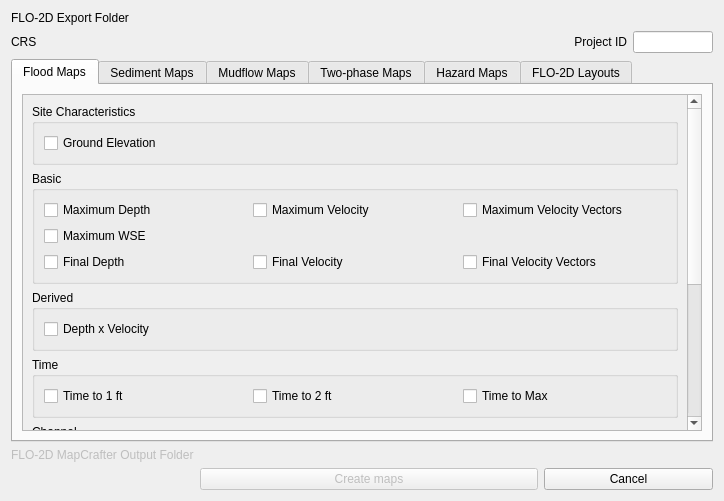
Above: flo2d_mapcrafter/flo2d_mapcrafter_dialog_base.ui from FLO-2DSoftware/FLO-2DMapCrafter before the change. Below: the same form after it.
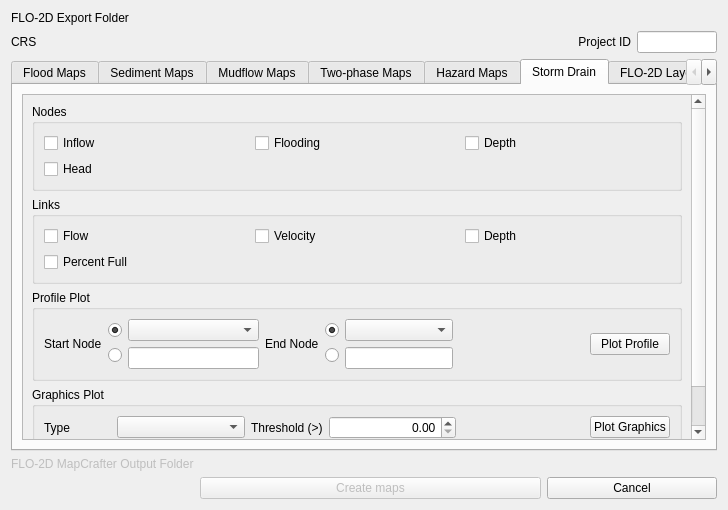
That is the form after the change. Custom widgets are drawn as their Qt base class.

Commit message: Multiple Plots ready

```diff
--- a/flo2d_mapcrafter/flo2d_mapcrafter_dialog_base.ui
+++ b/flo2d_mapcrafter/flo2d_mapcrafter_dialog_base.ui
@@ -6,8 +6,8 @@
    <rect>
     <x>0</x>
     <y>0</y>
-    <width>724</width>
-    <height>501</height>
+    <width>728</width>
+    <height>510</height>
    </rect>
   </property>
   <property name="windowTitle">
@@ -112,7 +112,7 @@
       <enum>QTabWidget::Rounded</enum>
      </property>
      <property name="currentIndex">
-      <number>0</number>
+      <number>5</number>
      </property>
      <property name="elideMode">
       <enum>Qt::ElideNone</enum>
@@ -144,8 +144,8 @@
            <rect>
             <x>0</x>
             <y>0</y>
-            <width>680</width>
-            <height>324</height>
+            <width>663</width>
+            <height>522</height>
            </rect>
           </property>
           <layout class="QGridLayout" name="gridLayout_99">
@@ -2811,6 +2811,401 @@
        </item>
       </layout>
      </widget>
+     <widget class="QWidget" name="tab">
+      <attribute name="title">
+       <string>Storm Drain</string>
+      </attribute>
+      <layout class="QGridLayout" name="gridLayout_112">
+       <item row="0" column="0">
+        <widget class="QScrollArea" name="scrollArea_7">
+         <property name="widgetResizable">
+          <bool>true</bool>
+         </property>
+         <widget class="QWidget" name="scrollAreaWidgetContents">
+          <property name="geometry">
+           <rect>
+            <x>0</x>
+            <y>-25</y>
+            <width>663</width>
+            <height>358</height>
+           </rect>
+          </property>
+          <layout class="QGridLayout" name="gridLayout_111">
+           <item row="3" column="0">
+            <widget class="QgsCollapsibleGroupBox" name="graphics_plot_cgb">
+             <property name="title">
+              <string>Graphics Plot</string>
+             </property>
+             <layout class="QGridLayout" name="gridLayout_120">
+              <item row="0" column="0">
+               <layout class="QGridLayout" name="gridLayout_115">
+                <item row="0" column="5">
+                 <widget class="QDoubleSpinBox" name="doubleSpinBox">
+                  <property name="sizePolicy">
+                   <sizepolicy hsizetype="Expanding" vsizetype="Fixed">
+                    <horstretch>0</horstretch>
+                    <verstretch>0</verstretch>
+                   </sizepolicy>
+                  </property>
+                  <property name="alignment">
+                   <set>Qt::AlignRight|Qt::AlignTrailing|Qt::AlignVCenter</set>
+                  </property>
+                 </widget>
+                </item>
+                <item row="0" column="6">
+                 <spacer name="horizontalSpacer_3">
+                  <property name="orientation">
+                   <enum>Qt::Horizontal</enum>
+                  </property>
+                  <property name="sizeHint" stdset="0">
+                   <size>
+                    <width>40</width>
+                    <height>20</height>
+                   </size>
+                  </property>
+                 </spacer>
+                </item>
+                <item row="0" column="2">
+                 <widget class="QComboBox" name="graphics_type_cbo">
+                  <property name="sizePolicy">
+                   <sizepolicy hsizetype="Expanding" vsizetype="Fixed">
+                    <horstretch>0</horstretch>
+                    <verstretch>0</verstretch>
+                   </sizepolicy>
+                  </property>
+                 </widget>
+                </item>
+                <item row="0" column="7">
+                 <widget class="QPushButton" name="plot_graphics_btn">
+                  <property name="text">
+                   <string>Plot Graphics</string>
+                  </property>
+                 </widget>
+                </item>
+                <item row="0" column="0">
+                 <widget class="QLabel" name="label_26">
+                  <property name="text">
+                   <string>Type</string>
+                  </property>
+                 </widget>
+                </item>
+                <item row="0" column="3" colspan="2">
+                 <widget class="QLabel" name="label_27">
+                  <property name="sizePolicy">
+                   <sizepolicy hsizetype="Preferred" vsizetype="Preferred">
+                    <horstretch>0</horstretch>
+                    <verstretch>0</verstretch>
+                   </sizepolicy>
+                  </property>
+                  <property name="text">
+                   <string>Threshold (&gt;)</string>
+                  </property>
+                 </widget>
+                </item>
+                <item row="0" column="1">
+                 <spacer name="horizontalSpacer_4">
+                  <property name="orientation">
+                   <enum>Qt::Horizontal</enum>
+                  </property>
+                  <property name="sizeType">
+                   <enum>QSizePolicy::Minimum</enum>
+                  </property>
+                  <property name="sizeHint" stdset="0">
+                   <size>
+                    <width>40</width>
+                    <height>20</height>
+                   </size>
+                  </property>
+                 </spacer>
+                </item>
+               </layout>
+              </item>
+             </layout>
+            </widget>
+           </item>
+           <item row="2" column="0">
+            <widget class="QgsCollapsibleGroupBox" name="profile_plot_cgb">
+             <property name="title">
+              <string>Profile Plot</string>
+             </property>
+             <layout class="QGridLayout" name="gridLayout_118">
+              <item row="0" column="0">
+               <layout class="QGridLayout" name="gridLayout_113">
+                <item row="0" column="8">
+                 <spacer name="horizontalSpacer">
+                  <property name="orientation">
+                   <enum>Qt::Horizontal</enum>
+                  </property>
+                  <property name="sizeHint" stdset="0">
+                   <size>
+                    <width>40</width>
+                    <height>20</height>
+                   </size>
+                  </property>
+                 </spacer>
+                </item>
+                <item row="0" column="0" rowspan="2">
+                 <widget class="QLabel" name="label_15">
+                  <property name="text">
+                   <string>Start Node</string>
+                  </property>
+                 </widget>
+                </item>
+                <item row="0" column="3">
+                 <widget class="QComboBox" name="start_cbo"/>
+                </item>
+                <item row="0" column="1" rowspan="2">
+                 <layout class="QGridLayout" name="gridLayout_121">
+                  <item row="0" column="0">
+                   <widget class="QRadioButton" name="start_le_rb">
+                    <property name="text">
+                     <string/>
+                    </property>
+                    <property name="checked">
+                     <bool>true</bool>
+                    </property>
+                    <property name="autoExclusive">
+                     <bool>true</bool>
+                    </property>
+                    <attribute name="buttonGroup">
+                     <string notr="true">buttonGroup</string>
+                    </attribute>
+                   </widget>
+                  </item>
+                  <item row="1" column="0">
+                   <widget class="QRadioButton" name="start_cbo_rb">
+                    <property name="text">
+                     <string/>
+                    </property>
+                    <property name="checked">
+                     <bool>false</bool>
+                    </property>
+                    <property name="autoExclusive">
+                     <bool>true</bool>
+                    </property>
+                    <attribute name="buttonGroup">
+                     <string notr="true">buttonGroup</string>
+                    </attribute>
+                   </widget>
+                  </item>
+                 </layout>
+                </item>
+                <item row="1" column="8">
+                 <spacer name="horizontalSpacer_2">
+                  <property name="orientation">
+                   <enum>Qt::Horizontal</enum>
+                  </property>
+                  <property name="sizeHint" stdset="0">
+                   <size>
+                    <width>40</width>
+                    <height>20</height>
+                   </size>
+                  </property>
+                 </spacer>
+                </item>
+                <item row="0" column="4" rowspan="2">
+                 <widget class="QLabel" name="label_18">
+                  <property name="text">
+                   <string>End Node</string>
+                  </property>
+                 </widget>
+                </item>
+                <item row="0" column="5" rowspan="2">
+                 <layout class="QGridLayout" name="gridLayout_119">
+                  <item row="0" column="0">
+                   <widget class="QRadioButton" name="end_cbo_rb">
+                    <property name="text">
+                     <string/>
+                    </property>
+                    <property name="checked">
+                     <bool>true</bool>
+                    </property>
+                    <property name="autoExclusive">
+                     <bool>true</bool>
+                    </property>
+                    <attribute name="buttonGroup">
+                     <string notr="true">buttonGroup_2</string>
+                    </attribute>
+                   </widget>
+                  </item>
+                  <item row="1" column="0">
+                   <widget class="QRadioButton" name="end_le_rb">
+                    <property name="text">
+                     <string/>
+                    </property>
+                    <property name="autoExclusive">
+                     <bool>true</bool>
+                    </property>
+                    <attribute name="buttonGroup">
+                     <string notr="true">buttonGroup_2</string>
+                    </attribute>
+                   </widget>
+                  </item>
+                 </layout>
+                </item>
+                <item row="1" column="3">
+                 <widget class="QLineEdit" name="start_le"/>
+                </item>
+                <item row="0" column="9" rowspan="2">
+                 <widget class="QPushButton" name="plot_profile_btn">
+                  <property name="text">
+                   <string>Plot Profile</string>
+                  </property>
+                 </widget>
+                </item>
+                <item row="0" column="6" colspan="2">
+                 <widget class="QComboBox" name="end_cbo"/>
+                </item>
+                <item row="1" column="6" colspan="2">
+                 <widget class="QLineEdit" name="end_le"/>
+                </item>
+               </layout>
+              </item>
+             </layout>
+            </widget>
+           </item>
+           <item row="0" column="0">
+            <widget class="QgsCollapsibleGroupBox" name="nodes_cgb">
+             <property name="title">
+              <string>Nodes</string>
+             </property>
+             <layout class="QGridLayout" name="gridLayout_114">
+              <item row="0" column="0">
+               <layout class="QGridLayout" name="gridLayout_106">
+                <item row="0" column="2">
+                 <widget class="QCheckBox" name="node_depth_chbox">
+                  <property name="text">
+                   <string>Depth</string>
+                  </property>
+                 </widget>
+                </item>
+                <item row="0" column="1">
+                 <widget class="QCheckBox" name="flooding_chbox">
+                  <property name="text">
+                   <string>Flooding</string>
+                  </property>
+                 </widget>
+                </item>
+                <item row="0" column="0">
+                 <widget class="QCheckBox" name="inflow_chbox">
+                  <property name="text">
+                   <string>Inflow</string>
+                  </property>
+                 </widget>
+                </item>
+                <item row="1" column="0">
+                 <widget class="QCheckBox" name="head_chbox">
+                  <property name="text">
+                   <string>Head</string>
+                  </property>
+                 </widget>
+                </item>
+                <item row="1" column="1" colspan="2">
+                 <spacer name="horizontalSpacer_6">
+                  <property name="orientation">
+                   <enum>Qt::Horizontal</enum>
+                  </property>
+                  <property name="sizeHint" stdset="0">
+                   <size>
+                    <width>40</width>
+                    <height>20</height>
+                   </size>
+                  </property>
+                 </spacer>
+                </item>
+               </layout>
+              </item>
+             </layout>
+            </widget>
+           </item>
+           <item row="1" column="0">
+            <widget class="QgsCollapsibleGroupBox" name="links_cgb">
+             <property name="title">
+              <string>Links</string>
+             </property>
+             <layout class="QGridLayout" name="gridLayout_123">
+              <item row="0" column="0">
+               <layout class="QGridLayout" name="gridLayout_122">
+                <item row="0" column="0">
+                 <widget class="QCheckBox" name="flow_chbox">
+                  <property name="text">
+                   <string>Flow</string>
+                  </property>
+                 </widget>
+                </item>
+                <item row="0" column="2">
+                 <widget class="QCheckBox" name="link_depth_chbox">
+                  <property name="text">
+                   <string>Depth</string>
+                  </property>
+                 </widget>
+                </item>
+                <item row="0" column="1">
+                 <widget class="QCheckBox" name="velocity_chbox">
+                  <property name="text">
+                   <string>Velocity</string>
+                  </property>
+                 </widget>
+                </item>
+                <item row="1" column="0">
+                 <widget class="QCheckBox" name="percent_full_chbox">
+                  <property name="text">
+                   <string>Percent Full</string>
+                  </property>
+                 </widget>
+                </item>
+                <item row="1" column="1" colspan="2">
+                 <spacer name="horizontalSpacer_5">
+                  <property name="orientation">
+                   <enum>Qt::Horizontal</enum>
+                  </property>
+                  <property name="sizeHint" stdset="0">
+                   <size>
+                    <width>40</width>
+                    <height>20</height>
+                   </size>
+                  </property>
+                 </spacer>
+                </item>
+               </layout>
+              </item>
+             </layout>
+            </widget>
+           </item>
+           <item row="4" column="0">
+            <layout class="QGridLayout" name="gridLayout_116">
+             <item row="0" column="1">
+              <widget class="QToolButton" name="cg_storm_drain_btn">
+               <property name="text">
+                <string>...</string>
+               </property>
+              </widget>
+             </item>
+             <item row="0" column="0">
+              <widget class="QCheckBox" name="check_storm_drain_chbox">
+               <property name="layoutDirection">
+                <enum>Qt::RightToLeft</enum>
+               </property>
+               <property name="text">
+                <string>Check all available maps</string>
+               </property>
+              </widget>
+             </item>
+             <item row="0" column="2">
+              <widget class="QToolButton" name="eg_storm_drain_btn">
+               <property name="text">
+                <string>...</string>
+               </property>
+              </widget>
+             </item>
+            </layout>
+           </item>
+          </layout>
+         </widget>
+        </widget>
+       </item>
+      </layout>
+     </widget>
      <widget class="QWidget" name="tab4">
       <property name="enabled">
        <bool>true</bool>
```
Left out of the diff: 219 changed lines with no effect on the pictures. The commit also changes 2 other files.
